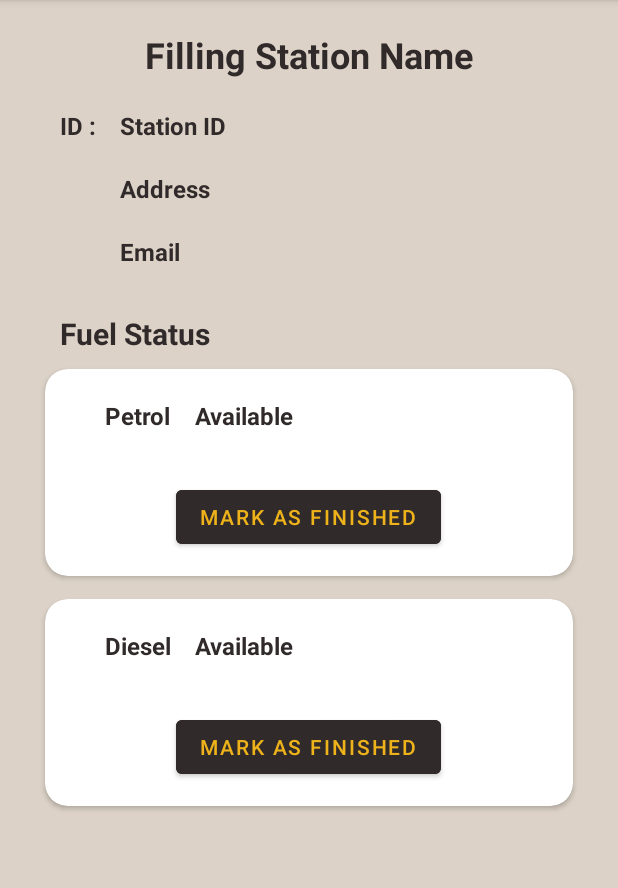
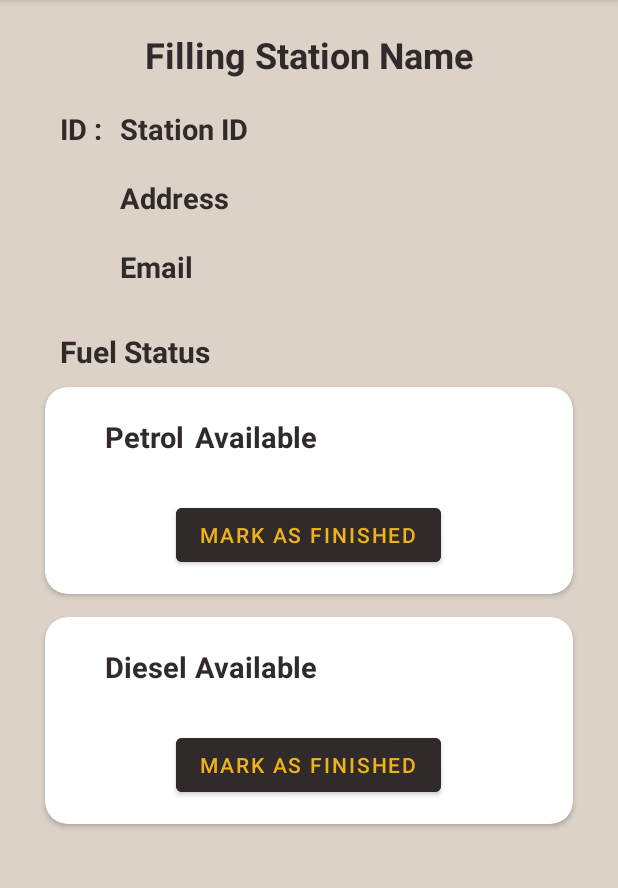
Before and after one commit to aparna-jay/FuelQueueManagementClient, an Android app: the FillingStationProfileActivity screen opened directly, with no data from a screen before it, on a phone screen of 412 x 824 dp, the part 84-972 px from its top. Run offline under Robolectric (Android 15) with nearby library versions, the phone set to English and light mode, and no system bars.

```diff
--- a/app/build.gradle
+++ b/app/build.gradle
@@ -30,7 +30,7 @@
 
 dependencies {
 
-    implementation 'androidx.appcompat:appcompat:1.5.1'
+    implementation 'androidx.appcompat:appcompat:1.4.1'
     implementation 'com.google.android.material:material:1.6.1'
     implementation 'androidx.constraintlayout:constraintlayout:2.1.4'
     testImplementation 'junit:junit:4.+'
--- a/app/src/main/res/layout/activity_filling_station_profile.xml
+++ b/app/src/main/res/layout/activity_filling_station_profile.xml
@@ -24,11 +24,11 @@
         android:id="@+id/lbl_stationID"
         android:layout_width="wrap_content"
         android:layout_height="wrap_content"
+        android:layout_marginLeft="40dp"
         android:layout_marginTop="20dp"
-        android:layout_marginLeft="40dp"
         android:text="ID :"
         android:textColor="@color/btn_background"
-        android:textSize="16sp"
+        android:textSize="19sp"
         android:textStyle="bold"
         app:layout_constraintStart_toStartOf="parent"
         app:layout_constraintTop_toBottomOf="@+id/stationName" />
@@ -37,12 +37,12 @@
         android:id="@+id/stationID"
         android:layout_width="wrap_content"
         android:layout_height="wrap_content"
-        android:textColor="@color/btn_background"
         android:layout_marginLeft="80dp"
         android:layout_marginTop="20dp"
-        android:textSize="16sp"
+        android:text="Station ID"
+        android:textColor="@color/btn_background"
+        android:textSize="19sp"
         android:textStyle="bold"
-        android:text="Station ID"
         app:layout_constraintStart_toStartOf="parent"
         app:layout_constraintTop_toBottomOf="@+id/stationName" />
 
@@ -51,11 +51,11 @@
         android:layout_width="wrap_content"
         android:layout_height="wrap_content"
         android:layout_marginLeft="80dp"
+        android:layout_marginTop="20dp"
+        android:text="Address"
         android:textColor="@color/btn_background"
-        android:layout_marginTop="20dp"
-        android:textSize="16sp"
+        android:textSize="19sp"
         android:textStyle="bold"
-        android:text="Address"
         app:layout_constraintStart_toStartOf="parent"
         app:layout_constraintTop_toBottomOf="@+id/stationID" />
 
@@ -64,11 +64,11 @@
         android:layout_width="wrap_content"
         android:layout_height="wrap_content"
         android:layout_marginLeft="80dp"
+        android:layout_marginTop="20dp"
+        android:text="Email"
         android:textColor="@color/btn_background"
-        android:layout_marginTop="20dp"
-        android:textSize="16sp"
+        android:textSize="19sp"
         android:textStyle="bold"
-        android:text="Email"
         app:layout_constraintStart_toStartOf="parent"
         app:layout_constraintTop_toBottomOf="@+id/address" />
 
@@ -101,37 +101,35 @@
             android:layout_width="wrap_content"
             android:layout_height="wrap_content"
             android:layout_marginLeft="40dp"
-            android:textColor="@color/btn_background"
-            android:textSize="16sp"
-            android:textStyle="bold"
             android:layout_marginTop="20dp"
             android:text="Petrol"
+            android:textColor="@color/btn_background"
+            android:textSize="19sp"
+            android:textStyle="bold"
             app:layout_constraintStart_toStartOf="parent" />
 
         <TextView
             android:id="@+id/petrol_availability"
             android:layout_width="wrap_content"
             android:layout_height="wrap_content"
-            android:textSize="16sp"
-            android:textStyle="bold"
-            android:textColor="@color/btn_background"
             android:layout_marginLeft="100dp"
             android:layout_marginTop="20dp"
             android:text="Available"
+            android:textColor="@color/btn_background"
+            android:textSize="19sp"
+            android:textStyle="bold"
             app:layout_constraintStart_toStartOf="parent" />
 
         <Button
             android:id="@+id/ptrl_changeavailability"
             android:layout_width="wrap_content"
             android:layout_height="wrap_content"
+            android:layout_gravity="center"
             android:layout_marginTop="60dp"
-            android:layout_gravity="center"
-            android:text="Mark as Finished"
             android:layout_marginBottom="30dp"
             android:backgroundTint="@color/btn_background"
-            android:textColor="@color/btn_text"
-            app:layout_constraintBotton_toBottomOf="parent"
-            />
+            android:text="Mark as Finished"
+            android:textColor="@color/btn_text" />
     </androidx.cardview.widget.CardView>
 
     <androidx.cardview.widget.CardView
@@ -148,24 +146,24 @@
             android:id="@+id/diesel"
             android:layout_width="wrap_content"
             android:layout_height="wrap_content"
-        android:textColor="@color/btn_background"
             android:layout_marginLeft="40dp"
-        android:textSize="16sp"
-        android:textStyle="bold"
             android:layout_marginTop="20dp"
             android:text="Diesel"
+            android:textColor="@color/btn_background"
+            android:textSize="19sp"
+            android:textStyle="bold"
             app:layout_constraintStart_toStartOf="parent" />
 
         <TextView
             android:id="@+id/diesel_availability"
             android:layout_width="wrap_content"
             android:layout_height="wrap_content"
-        android:textColor="@color/btn_background"
             android:layout_marginLeft="100dp"
-        android:textSize="16sp"
-        android:textStyle="bold"
             android:layout_marginTop="20dp"
             android:text="Available"
+            android:textColor="@color/btn_background"
+            android:textSize="19sp"
+            android:textStyle="bold"
             app:layout_constraintStart_toStartOf="parent" />
 
     <Button
@@ -178,7 +176,6 @@
         android:backgroundTint="@color/btn_background"
         android:textColor="@color/btn_text"
         android:layout_marginBottom="30dp"
-        app:layout_constraintBotton_toBottomOf="parent"
         />
     </androidx.cardview.widget.CardView>
 </androidx.constraintlayout.widget.ConstraintLayout>
--- a/app/src/main/res/layout/activity_login.xml
+++ b/app/src/main/res/layout/activity_login.xml
@@ -37,7 +37,7 @@
         app:srcCompat="@drawable/login" />
 
     <EditText
-        android:id="@+id/username"
+        android:id="@+id/email"
         android:layout_width="wrap_content"
         android:layout_height="wrap_content"
         android:background="@drawable/rounded_corners"
--- a/app/src/main/res/layout/activity_search_fuel_stations.xml
+++ b/app/src/main/res/layout/activity_search_fuel_stations.xml
@@ -32,7 +32,7 @@
         app:layout_constraintHorizontal_bias="0.453"
         app:layout_constraintStart_toStartOf="parent"
         app:layout_constraintTop_toTopOf="parent"
-        app:srcCompat="@drawable/fuelStation" />
+        app:srcCompat="@drawable/login" />
 
     <Button
         android:id="@+id/afterPump"
```
Also changed, not shown: app/src/main/java/com/example/fuelqueuemanagement/LoginActivity.java (+78 -2 lines), app/src/main/java/com/example/fuelqueuemanagement/database/customerDBHelper.java (added, +221 -0 lines), app/src/main/java/com/example/fuelqueuemanagement/database/customerModel.java (added, +49 -0 lines), app/src/main/res/layout/activity_fuel_station_details.xml (+6 -6 lines), app/src/main/res/layout/spinner_dropdown_item.xml (added, +9 -0 lines), app/src/main/res/layout/spinner_item.xml (added, +9 -0 lines), app/src/main/res/drawable/fuelStation.jpg (deleted). Lines whose indentation alone changed are shown as unchanged.
